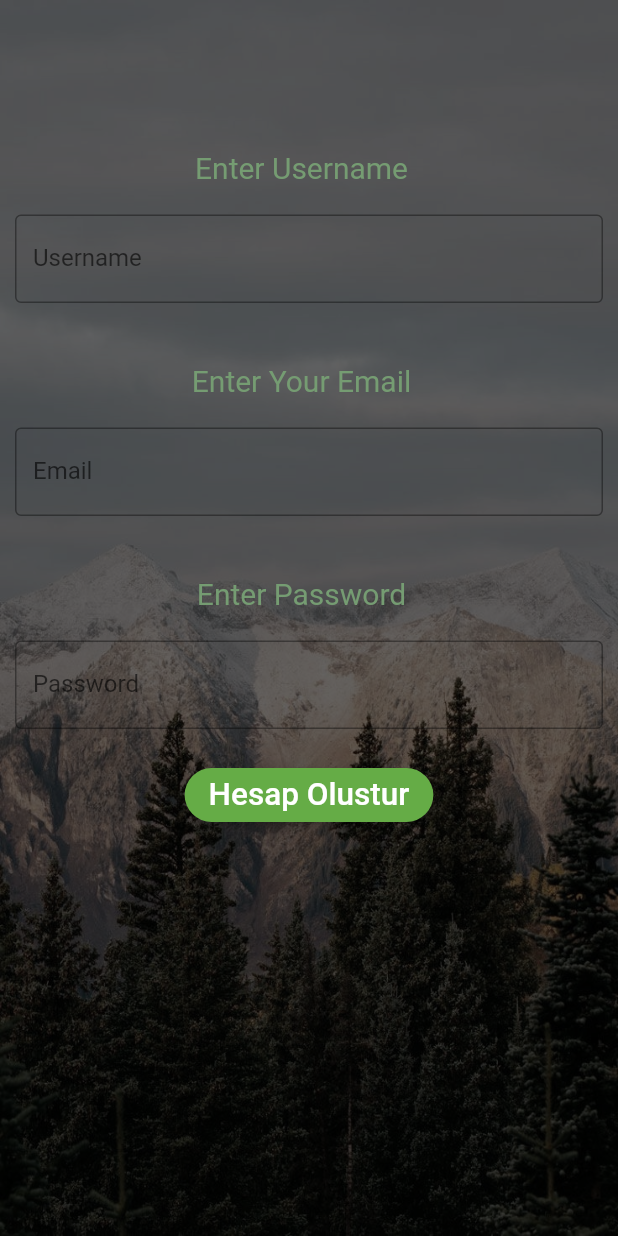
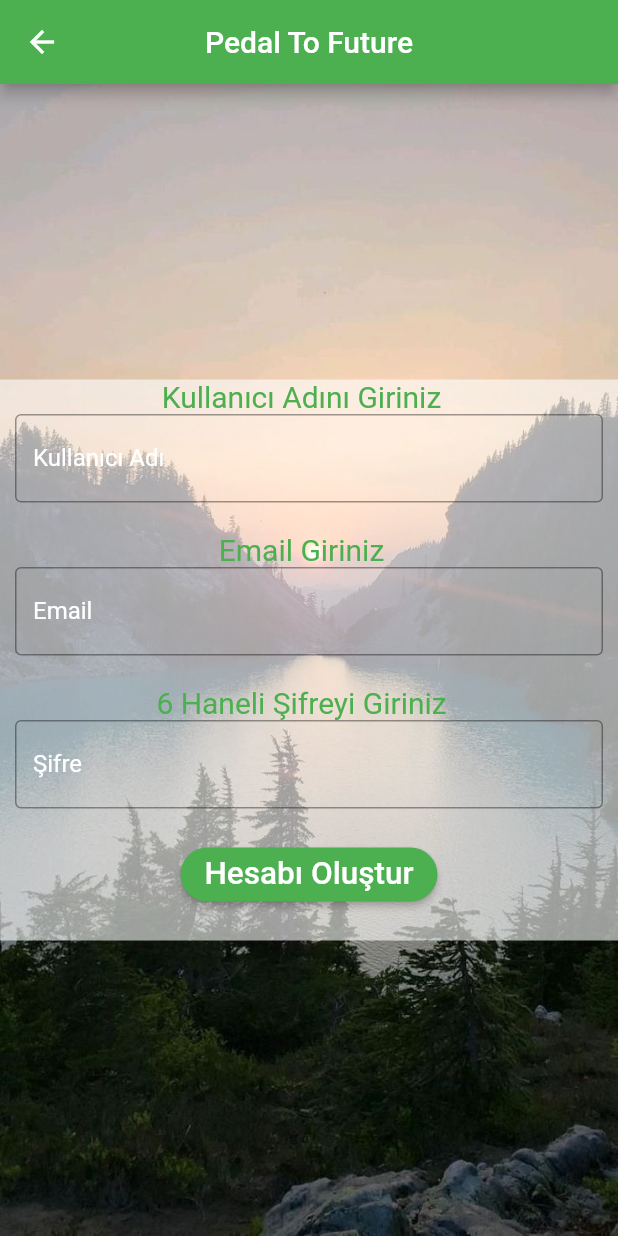
Before and after one commit to ZehraMogulkoc/Pedal_To_Future, a Flutter app: the SignUp screen opened directly, on a phone screen of 412 x 824 dp. Run offline on Flutter 3.47's test engine with Material 2 defaults, Android fonts, the phone set to English and light mode, and no system bars; our stand-ins replace animated_text_kit, cloud_firestore, curved_navigation_bar, firebase_auth, firebase_core, flare_flutter and 6 more; missing offline and left inert: flutter_polyline_points, health, karbon_ayakizi; accounts and stored records are empty.

Commit message:
Update signUp.dart

```diff
--- a/lib/signUp.dart
+++ b/lib/signUp.dart
@@ -1,7 +1,6 @@
 import 'package:cloud_firestore/cloud_firestore.dart';
 import 'package:flutter/cupertino.dart';
 import 'package:flutter/material.dart';
-import 'package:flutter_signin_button/flutter_signin_button.dart';
 import 'package:firebase_auth/firebase_auth.dart';
 import 'package:fluttertoast/fluttertoast.dart';
 
@@ -16,9 +15,9 @@ class SignUp extends StatefulWidget {
 var name;
 
 class _SignUpState extends State<SignUp> {
-  //final _auth=FirebaseAuth.instance;
-  //FirebaseFirestore firestore=FirebaseFirestore.instance;
-  //CollectionReference userRef= FirebaseFirestore.instance.collection('Data');
+  final _auth=FirebaseAuth.instance;
+  FirebaseFirestore firestore=FirebaseFirestore.instance;
+  CollectionReference userRef= FirebaseFirestore.instance.collection('Data');
 
   String email='';
   String password='';
@@ -27,32 +26,32 @@ class _SignUpState extends State<SignUp> {
     return Scaffold(
 
       resizeToAvoidBottomInset: true,
-
+      appBar: AppBar(
+        centerTitle: true,
+        title: Text('Pedal To Future'),
+        backgroundColor: Colors.green,
+      ),
       body: Container(
         width: double.infinity,
         height: double.infinity,
+
         decoration: BoxDecoration(
+
           image: DecorationImage(
-            image: AssetImage('assets/images/bg3.jpg'),
-            colorFilter: ColorFilter.mode(Colors.black.withOpacity(0.5), // 0 = Colored, 1 = Black & White
-              BlendMode.saturation,),
+            image: AssetImage('assets/images/bg1.jpg'),
             fit: BoxFit.fill,
           ),
         ),
         child: SafeArea(
           child: Center(
-            child: Container(
-              width: double.infinity,
-              height: double.infinity,
-              color: Colors.black.withOpacity(.6),
-              child: SingleChildScrollView(
+            child: SingleChildScrollView(
+              child: Container(
+                color: Colors.white10.withOpacity(0.6),
                 child: Column(
                   mainAxisSize: MainAxisSize.min,
                   mainAxisAlignment: MainAxisAlignment.start,
                   children: [
-                    SizedBox(height: 100,),
-                    TextMethod('Enter Username'),
-                    SizedBox(height: 20,),
+                    TextMethod('Kullanıcı Adını Giriniz'),
                     Padding(
                       padding: const EdgeInsets.only(right: 10.0, left: 10),
                       child: TextFormField(
@@ -61,10 +60,11 @@ class _SignUpState extends State<SignUp> {
                         textInputAction: TextInputAction.next,
                         decoration: InputDecoration(
                           focusedBorder: OutlineInputBorder(
-                            borderSide: BorderSide(color: Colors.teal),
+                            borderSide: BorderSide(color: Colors.white),
                           ),
-                          labelText: "Username",
+                          labelText: "Kullanıcı Adı",
                           labelStyle: TextStyle(
+                            color: Colors.white,
                             fontFamily: 'Roboto',
                           ),
                           border: OutlineInputBorder(),
@@ -76,10 +76,9 @@ class _SignUpState extends State<SignUp> {
                       ),
                     ),
                     SizedBox(
-                      height: 40,
+                      height: 20,
                     ),
-                    TextMethod('Enter Your Email'),
-                    SizedBox(height: 20,),
+                    TextMethod('Email Giriniz'),
                     Padding(
                       padding: const EdgeInsets.only(right: 10.0, left: 10),
                       child: TextFormField(
@@ -88,10 +87,11 @@ class _SignUpState extends State<SignUp> {
                         textInputAction: TextInputAction.next,
                         decoration: InputDecoration(
                           focusedBorder: OutlineInputBorder(
-                            borderSide: BorderSide(color: Colors.teal),
+                            borderSide: BorderSide(color: Colors.white),
                           ),
                           labelText: "Email",
                           labelStyle: TextStyle(
+                            color: Colors.white,
                             fontFamily: 'Roboto',
                           ),
                           border: OutlineInputBorder(),
@@ -104,11 +104,11 @@ class _SignUpState extends State<SignUp> {
                       ),
                     ),
                     SizedBox(
-                      height: 40,
+                      height: 20,
                     ),
 
-                    TextMethod('Enter Password'),
-                    SizedBox(height: 20,),
+                    TextMethod('6 Haneli Şifreyi Giriniz'),
+
                     Padding(
                       padding: const EdgeInsets.only(right: 10.0, left: 10),
                       child: TextFormField(
@@ -116,10 +116,11 @@ class _SignUpState extends State<SignUp> {
                         keyboardType: TextInputType.visiblePassword,
                         decoration: InputDecoration(
                           focusedBorder: OutlineInputBorder(
-                            borderSide: BorderSide(color: Color(0xFF65AC46)),
+                            borderSide: BorderSide(color: Colors.white),
                           ),
-                          labelText: "Password",
+                          labelText: "Şifre",
                           labelStyle: TextStyle(
+                            color: Colors.white,
                             fontFamily: 'Roboto',
                           ),
                           border: OutlineInputBorder(),
@@ -137,7 +138,7 @@ class _SignUpState extends State<SignUp> {
                     ElevatedButton(
                       style: ButtonStyle(
                         backgroundColor: MaterialStateProperty.all<Color>(
-                            Color(0xFF65AC46)),
+                            Colors.green),
                         shape:
                         MaterialStateProperty.all<RoundedRectangleBorder>(
                             RoundedRectangleBorder(
@@ -147,8 +148,8 @@ class _SignUpState extends State<SignUp> {
                       ),
 
                       onPressed: () async {
-                        /*Map<String, dynamic> userData={'Email': email,'Name': name};
-                        //userRef.doc(email).set(userData);
+                        Map<String, dynamic> Data={'Email': email,'Name': name};
+                        userRef.doc(email).set(Data);
 
                         try {
                           final newUser = await _auth
@@ -157,7 +158,7 @@ class _SignUpState extends State<SignUp> {
                           if(newUser!= null){
 
                             Fluttertoast.showToast(
-                                msg: "Account created successfully",
+                                msg: "Hesap Başarıyla Oluşturuldu",
                                 toastLength: Toast.LENGTH_LONG,
                                 gravity: ToastGravity.BOTTOM,
                                 timeInSecForIosWeb: 1,
@@ -175,10 +176,10 @@ class _SignUpState extends State<SignUp> {
                         }
                         catch(e){
                           print(e);
-                        }*/
+                        }
                       },
                       child: Text(
-                        'Hesap Olustur',
+                        'Hesabı Oluştur',
                         style: TextStyle(
                           color: Colors.white,
                           fontSize: 21,
@@ -209,7 +210,7 @@ TextMethod(String value) {
       value,
       textAlign: TextAlign.left,
       style: TextStyle(
-        color: Color(0xFF759C72),
+        color: Colors.green,
         fontSize: 20,
       ),
     ),
```
